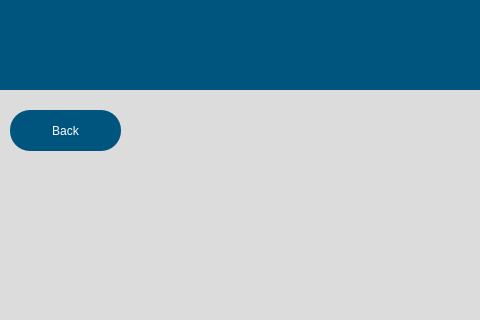
eppenney/eBook-Perpetual-Access-Rights-Tracker, file src/user_interface/english_settingsPage.ui: the form before one commit; both pictures show x 0 to 480 and y 0 to 320 of the 1183 by 894 pixel window.
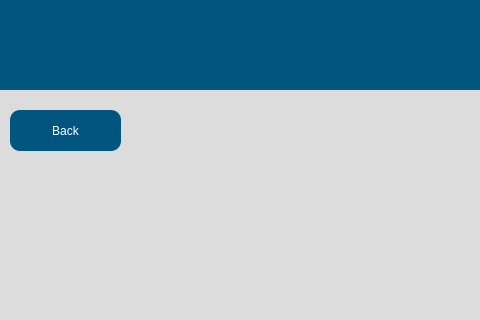
The form after the commit.

Commit message: Finished button upgrade and french UI

Patch:
```diff
--- a/src/user_interface/english_settingsPage.ui
+++ b/src/user_interface/english_settingsPage.ui
@@ -66,10 +66,22 @@
      </rect>
     </property>
     <property name="styleSheet">
-     <string notr="true">background-color: rgb(0, 85, 127);
-color: rgb(255, 255, 255);
-font: 14pt &quot;MS Shell Dlg 2&quot;;
-border-radius:20px;</string>
+     <string notr="true">
+            QPushButton {
+                font: 75 16pt "Arial";
+                background-color: rgb(0, 85, 127);
+                border-radius: 10px;
+                color: rgb(255, 255, 255);
+            }
+
+            QPushButton:hover {
+                background-color: rgb(0, 75, 117); /* Slightly darker color when hovered */
+            }
+
+            QPushButton:pressed {
+                background-color: rgb(0, 65, 107); /* Even darker color when clicked */
+            }
+        </string>
     </property>
     <property name="text">
      <string>Back</string>
```
Left out of the diff: 40 changed lines with no effect on the pictures. The commit also changes 4 other files.
